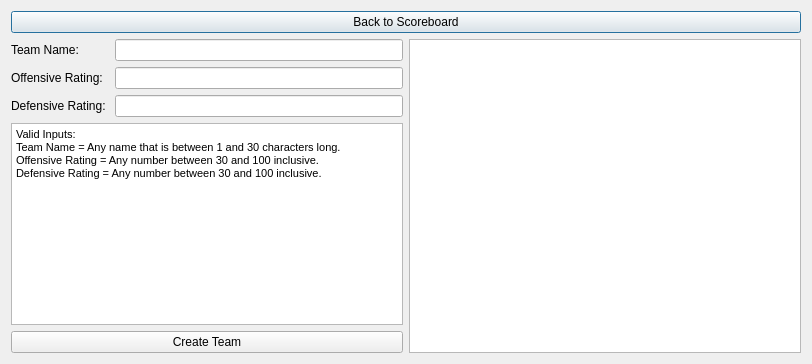
The window that Basketball-Simulation/teamdetails.ui (mmorth/Basketball-Simulation-QT) describes before a commit, drawn with Qt 5.
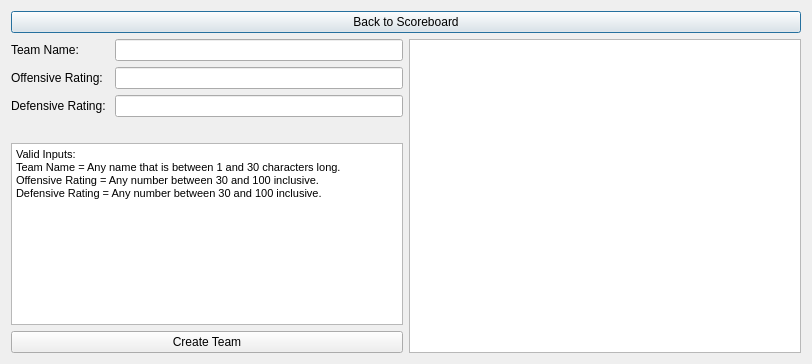
The same window after the commit.

Commit message: Added add and update team sqlite methods.

```diff
--- a/Basketball-Simulation/teamdetails.ui
+++ b/Basketball-Simulation/teamdetails.ui
@@ -64,7 +64,7 @@
            </property>
           </widget>
          </item>
-         <item row="4" column="0" colspan="2">
+         <item row="5" column="0" colspan="2">
           <widget class="QTextEdit" name="directionsLabel">
            <property name="html">
             <string>&lt;!DOCTYPE HTML PUBLIC &quot;-//W3C//DTD HTML 4.0//EN&quot; &quot;http://www.w3.org/TR/REC-html40/strict.dtd&quot;&gt;
@@ -78,6 +78,13 @@
            </property>
           </widget>
          </item>
+         <item row="4" column="0" colspan="2">
+          <widget class="QLabel" name="label">
+           <property name="text">
+            <string/>
+           </property>
+          </widget>
+         </item>
         </layout>
        </item>
       </layout>
```
Left out of the diff: 2 changed lines with no effect on the pictures. The commit also changes 2 other files.
